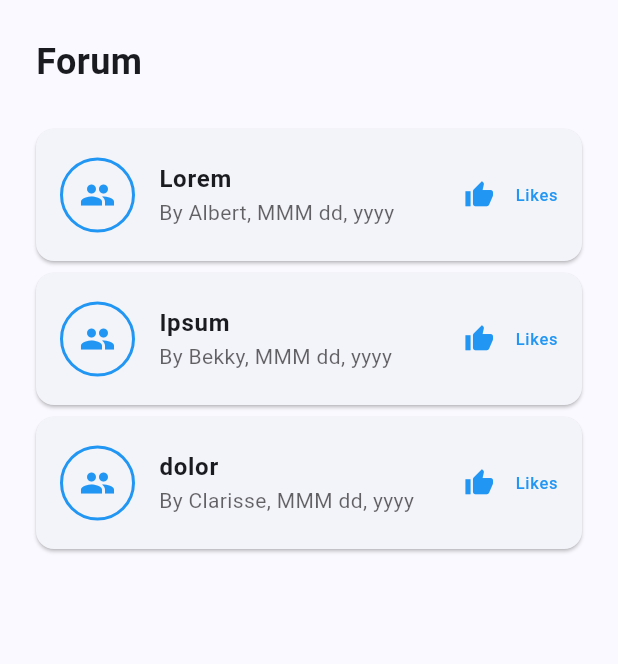
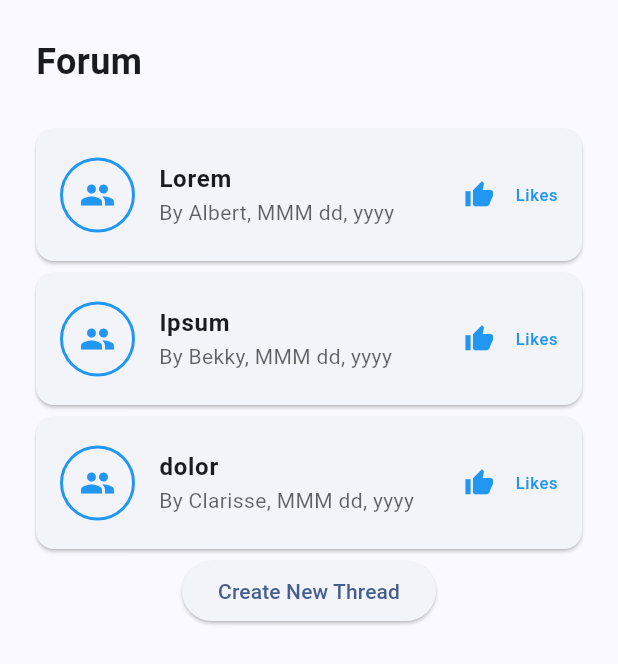
Before and after one commit to FakhriF/simaskuli_flutter, a Flutter app: the ForumPage screen opened directly, on a phone screen of 412 x 824 dp. Shown: the top 664 px of the screen. Run offline on Flutter 3.47's test engine with Material 3 defaults, Android fonts, the phone set to English and light mode, and no system bars.

Commit message:
Add Create New Thread 'Button'

```diff
--- a/lib/pages/forum/forum_page.dart
+++ b/lib/pages/forum/forum_page.dart
@@ -1,4 +1,6 @@
+import 'package:flutter/cupertino.dart';
 import 'package:flutter/material.dart';
+import 'package:flutter/widgets.dart';
 
 class ForumPage extends StatelessWidget {
   const ForumPage({super.key});
@@ -23,8 +25,9 @@ class ForumPage extends StatelessWidget {
               ),
 
             ),
-            Expanded(
+            Container(
               child: ListView.builder(
+                shrinkWrap: true,
                 itemCount: name.length,
                 itemBuilder: (context, index) {
                   return Container(
@@ -77,7 +80,17 @@ class ForumPage extends StatelessWidget {
                   );
                 },
               ),
-            )
+
+            ),
+            Center(
+              child: ElevatedButton(
+                onPressed: () {
+                  debugPrint("Create New Thread button pressed!");
+                },
+                child: Text("Create New Thread"),
+              ),
+            ),
+
           ],
         ),
       ),
```
